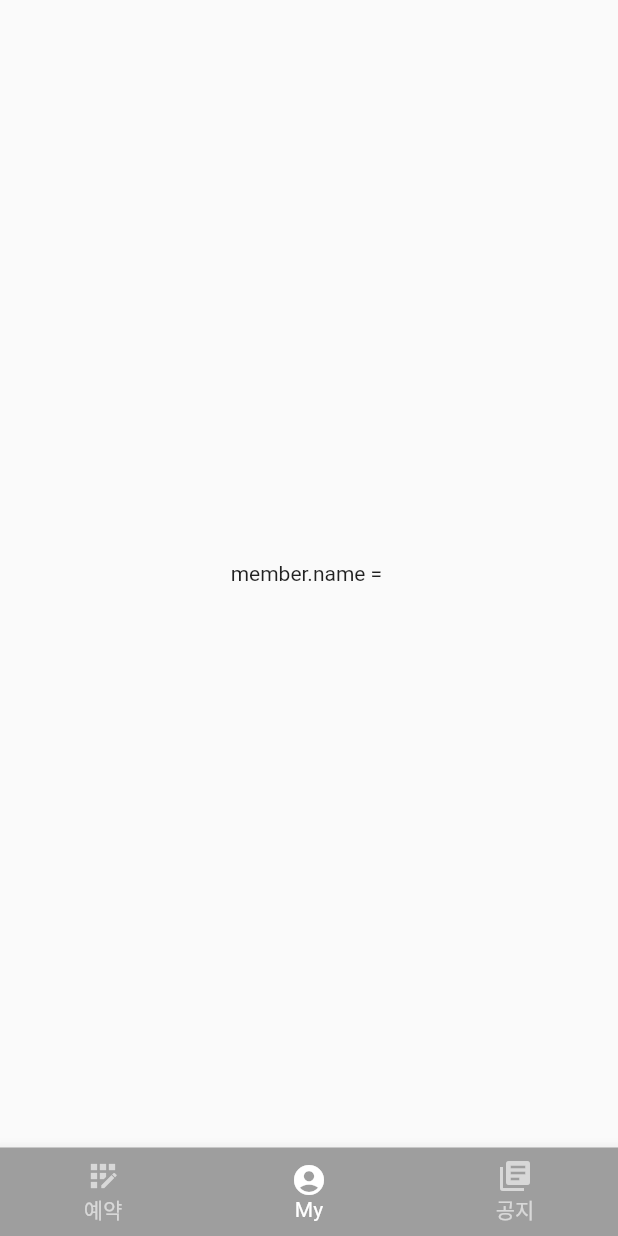
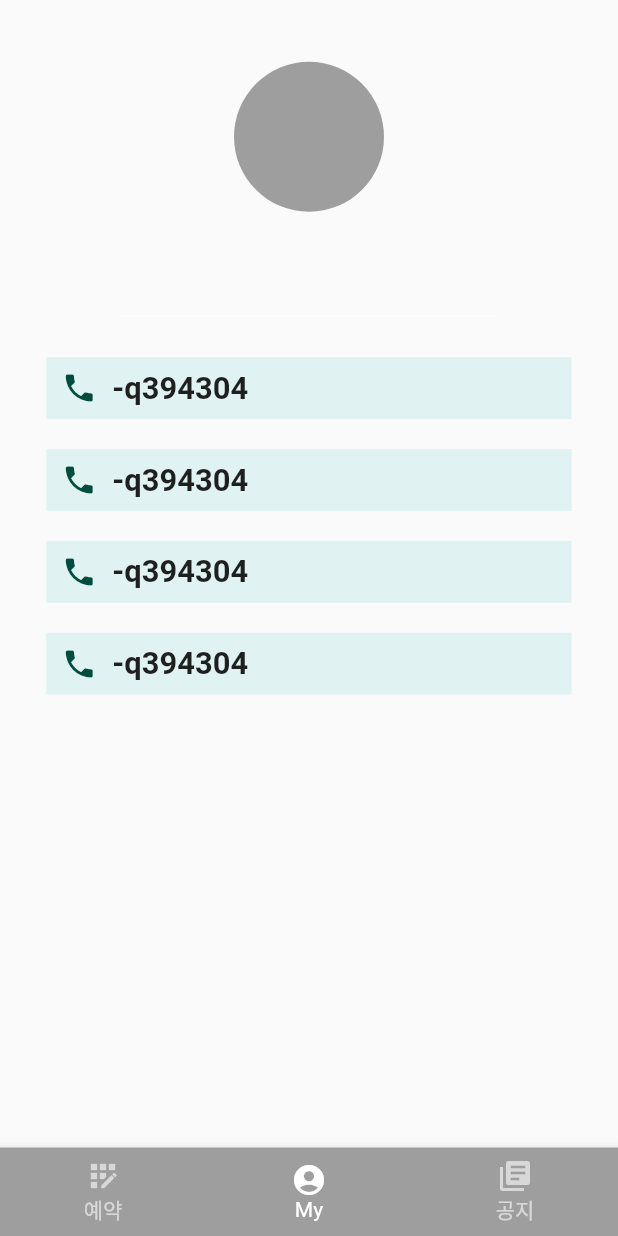
Before and after one commit to Kyewon-Park/loginTest, a Flutter app: the MiddlePage screen opened directly, item 2 of the bottom bar chosen, on a phone screen of 412 x 824 dp. Run offline on Flutter 3.47's test engine with Material 2 defaults, Android fonts, the phone set to English and light mode, and no system bars; our stand-ins replace fluttertoast, sizer, table_calendar; accounts and stored records are empty.

Commit message:
Update mypage.dart

```diff
--- a/lib/screen/individual/mypage.dart
+++ b/lib/screen/individual/mypage.dart
@@ -1,5 +1,7 @@
 import 'package:androidstudioprojects/model/Member.dart';
 import 'package:flutter/cupertino.dart';
+import 'package:flutter/material.dart';
+import 'package:sizer/sizer.dart';
 
 class MyPage extends StatelessWidget {
   final Member member;
@@ -7,8 +9,137 @@ class MyPage extends StatelessWidget {
 
   @override
   Widget build(BuildContext context) {
-    return Container(
-      child:Center(child: Text('member.name = ${member.name}'),)
+    return Padding(
+      padding: EdgeInsets.fromLTRB(0, 5.h, 0, 0),
+      child: Column(
+        children: <Widget>[
+          Center(child:CircleAvatar(
+            backgroundColor: Colors.grey,
+            radius: 50,
+          )),
+          Padding(
+            padding: const EdgeInsets.only(top: 20),
+            child: Text(member.name,
+              style: TextStyle(
+                color: Colors.teal,
+                fontSize: 20.sp,
+                fontWeight: FontWeight.bold,
+              ),
+            ),
+          ),
+          SizedBox(
+            height: 35,
+            width: 250,
+            child: Divider(
+              color: Colors.white,
+            ),
+          ),
+          Padding(
+            padding: const EdgeInsets.symmetric(vertical: 10,),
+            child: Container(
+              width: 85.w,
+              height: 5.h,
+              color: Colors.teal[50],
+              child: Row(
+                children: <Widget>[
+                  Padding(
+                    padding: const EdgeInsets.symmetric(horizontal: 10),
+                    child: Icon(
+                      Icons.phone,
+                      color: Colors.teal.shade900,
+                    ),
+                  ),
+                  Text("-q394304",
+                    style: TextStyle(
+                        fontWeight: FontWeight.bold,
+                        fontSize: 15.sp
+                    ),
+                  ),
+                ],
+
+              ),
+            ),
+          ),
+          Padding(
+            padding: const EdgeInsets.symmetric(vertical: 10,),
+            child: Container(
+              width: 85.w,
+              height: 5.h,
+              color: Colors.teal[50],
+              child: Row(
+                children: <Widget>[
+                  Padding(
+                    padding: const EdgeInsets.symmetric(horizontal: 10),
+                    child: Icon(
+                      Icons.phone,
+                      color: Colors.teal.shade900,
+                    ),
+                  ),
+                  Text("-q394304",
+                    style: TextStyle(
+                        fontWeight: FontWeight.bold,
+                        fontSize: 15.sp
+                    ),
+                  ),
+                ],
+
+              ),
+            ),
+          ),
+          Padding(
+            padding: const EdgeInsets.symmetric(vertical: 10,),
+            child: Container(
+              width: 85.w,
+              height: 5.h,
+              color: Colors.teal[50],
+              child: Row(
+                children: <Widget>[
+                  Padding(
+                    padding: const EdgeInsets.symmetric(horizontal: 10),
+                    child: Icon(
+                      Icons.phone,
+                      color: Colors.teal.shade900,
+                    ),
+                  ),
+                  Text("-q394304",
+                    style: TextStyle(
+                        fontWeight: FontWeight.bold,
+                        fontSize: 15.sp
+                    ),
+                  ),
+                ],
+
+              ),
+            ),
+          ),
+          Padding(
+            padding: const EdgeInsets.symmetric(vertical: 10,),
+            child: Container(
+              width: 85.w,
+              height: 5.h,
+              color: Colors.teal[50],
+              child: Row(
+                children: <Widget>[
+                  Padding(
+                    padding: const EdgeInsets.symmetric(horizontal: 10),
+                    child: Icon(
+                      Icons.phone,
+                      color: Colors.teal.shade900,
+                    ),
+                  ),
+                  Text("-q394304",
+                    style: TextStyle(
+                        fontWeight: FontWeight.bold,
+                        fontSize: 15.sp
+                    ),
+                  ),
+                ],
+
+              ),
+            ),
+          ),
+        ],),
     );
   }
+
 }
```
